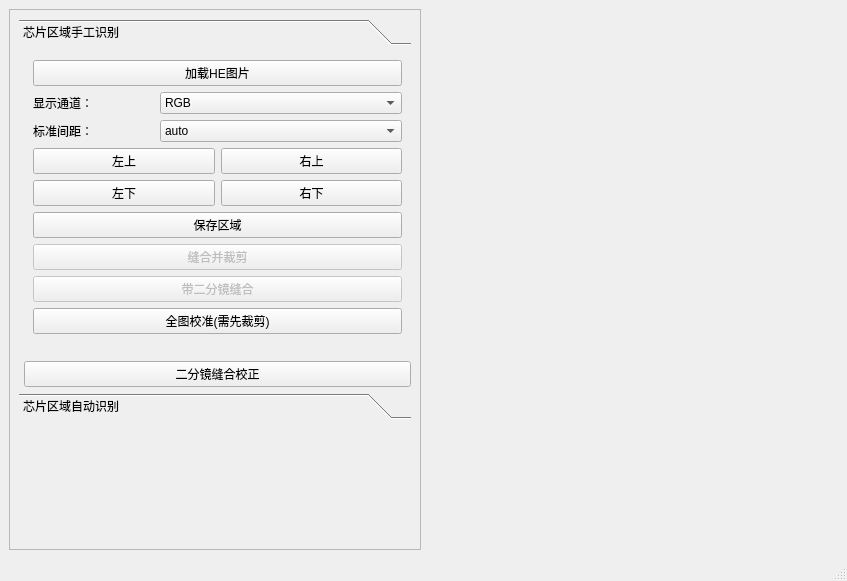
Before: the Qt Designer form need/ChipRegion.ui in ofen1996/Biomarker-BMChiper-no-div, drawn with Qt 5.
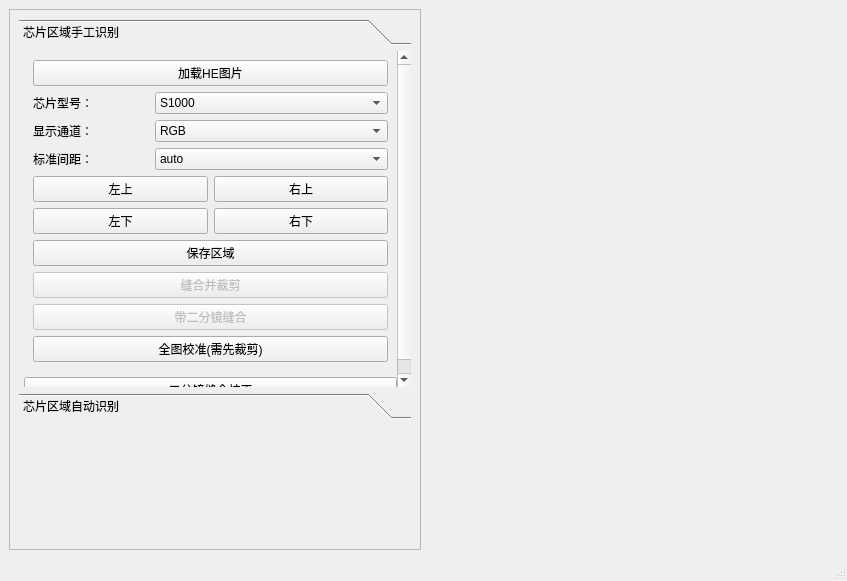
After: the same form once the commit is applied.

Diff of the .ui file:
```diff
--- a/need/ChipRegion.ui
+++ b/need/ChipRegion.ui
@@ -47,7 +47,7 @@
              <x>0</x>
              <y>0</y>
              <width>379</width>
-             <height>306</height>
+             <height>333</height>
             </rect>
            </property>
            <attribute name="label">
@@ -76,6 +76,41 @@
                  </property>
                 </widget>
                </item>
+               <item>
+                <layout class="QHBoxLayout" name="horizontalLayout_2" stretch="1,2">
+                 <item>
+                  <widget class="QLabel" name="label_2">
+                   <property name="text">
+                    <string>芯片型号：</string>
+                   </property>
+                  </widget>
+                 </item>
+                 <item>
+                  <widget class="QComboBox" name="comboBox_Smode">
+                   <item>
+                    <property name="text">
+                     <string>S1000</string>
+                    </property>
+                   </item>
+                   <item>
+                    <property name="text">
+                     <string>S3000</string>
+                    </property>
+                   </item>
+                   <item>
+                    <property name="text">
+                     <string>S2000</string>
+                    </property>
+                   </item>
+                   <item>
+                    <property name="text">
+                     <string>S2000-2</string>
+                    </property>
+                   </item>
+                  </widget>
+                 </item>
+                </layout>
+               </item>
                <item>
                 <layout class="QHBoxLayout" name="horizontalLayout" stretch="1,2">
                  <item>
```
Left out of the diff: 95 changed lines with no effect on the pictures.
